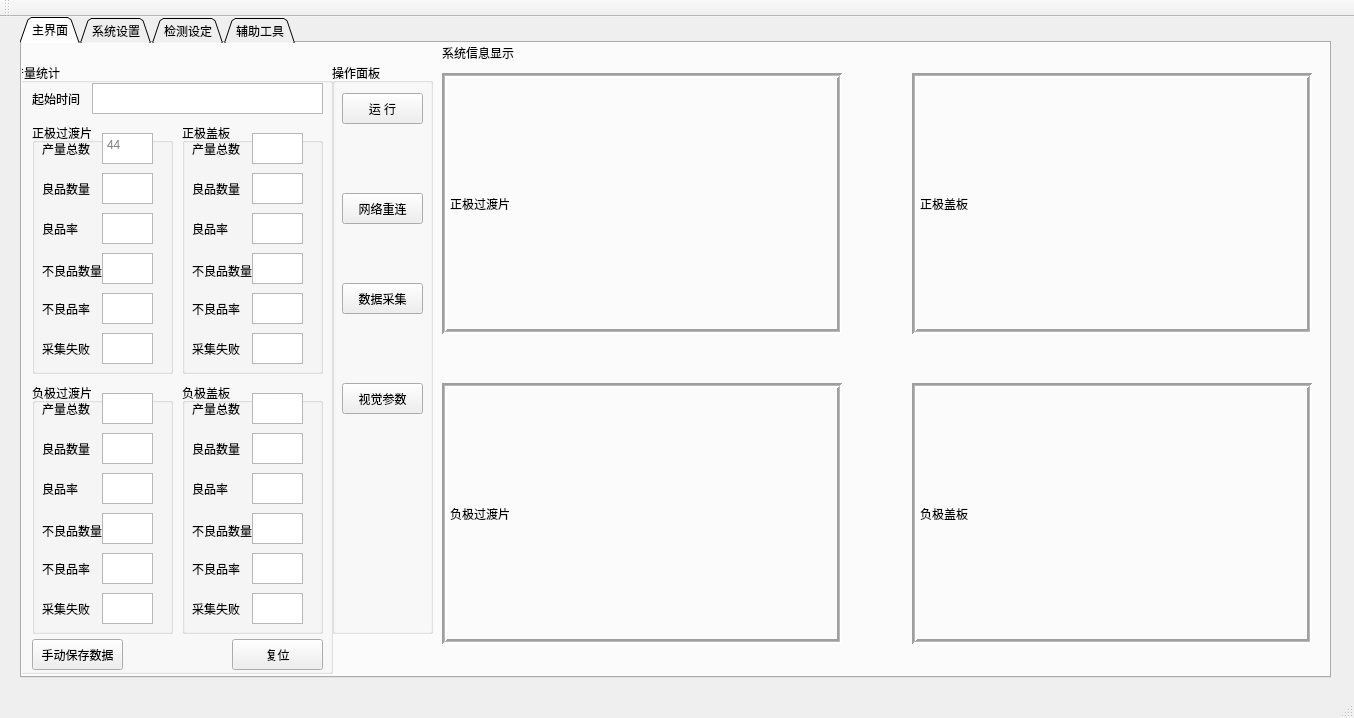
First picture: the form in qt/window.ui, repository Martin1025432/pythonAll, before the edit.
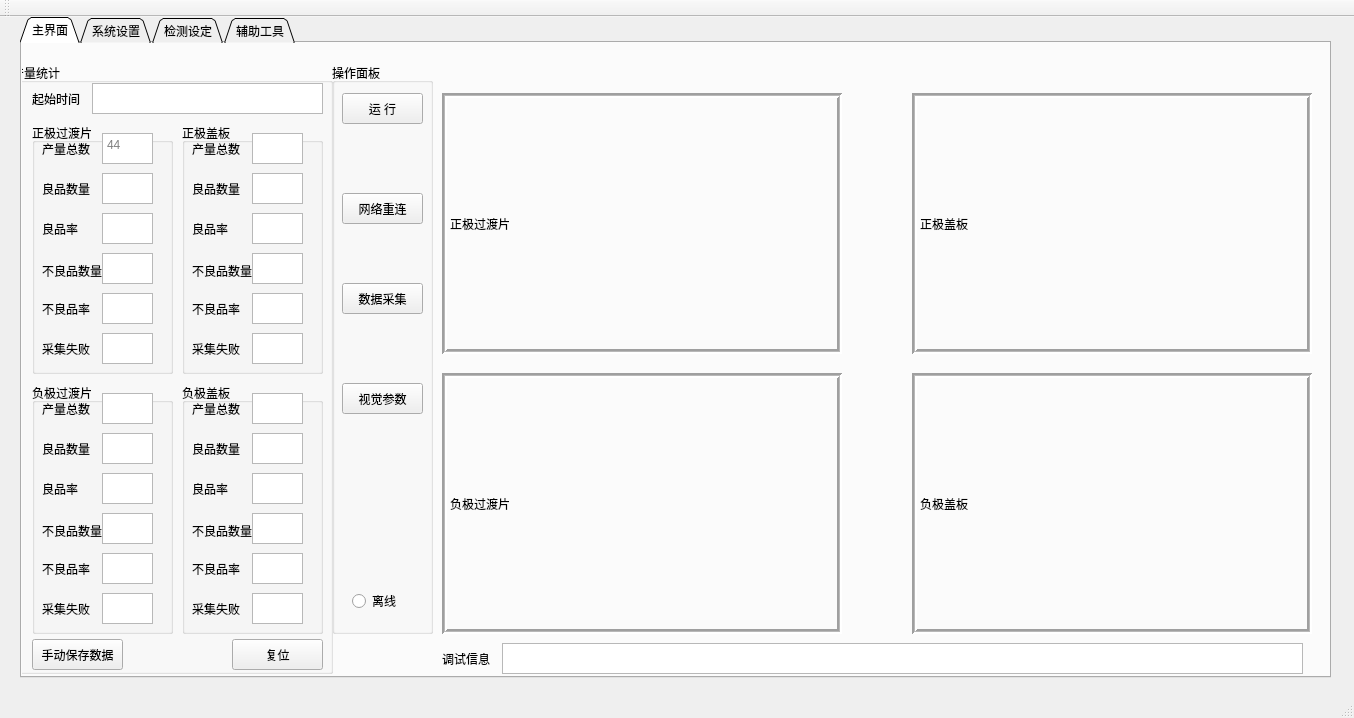
Second picture: the form after the edit.

The edit to the form file:
```diff
--- a/qt/window.ui
+++ b/qt/window.ui
@@ -43,7 +43,7 @@
       <property name="geometry">
        <rect>
         <x>890</x>
-        <y>30</y>
+        <y>50</y>
         <width>400</width>
         <height>261</height>
        </rect>
@@ -71,7 +71,7 @@
       <property name="geometry">
        <rect>
         <x>890</x>
-        <y>340</y>
+        <y>330</y>
         <width>400</width>
         <height>261</height>
        </rect>
@@ -99,7 +99,7 @@
       <property name="geometry">
        <rect>
         <x>420</x>
-        <y>340</y>
+        <y>330</y>
         <width>400</width>
         <height>261</height>
        </rect>
@@ -127,7 +127,7 @@
       <property name="geometry">
        <rect>
         <x>420</x>
-        <y>30</y>
+        <y>50</y>
         <width>400</width>
         <height>261</height>
        </rect>
@@ -974,18 +974,44 @@
         <string>视觉参数</string>
        </property>
       </widget>
+      <widget class="QRadioButton" name="rInline">
+       <property name="geometry">
+        <rect>
+         <x>20</x>
+         <y>530</y>
+         <width>61</width>
+         <height>16</height>
+        </rect>
+       </property>
+       <property name="text">
+        <string>离线</string>
+       </property>
+      </widget>
      </widget>
-     <widget class="QLabel" name="info">
+     <widget class="QTextEdit" name="tDebug">
+      <property name="geometry">
+       <rect>
+        <x>480</x>
+        <y>600</y>
+        <width>801</width>
+        <height>31</height>
+       </rect>
+      </property>
+      <property name="readOnly">
+       <bool>true</bool>
+      </property>
+     </widget>
+     <widget class="QLabel" name="label_3">
       <property name="geometry">
        <rect>
         <x>420</x>
-        <y>0</y>
-        <width>861</width>
-        <height>20</height>
+        <y>610</y>
+        <width>54</width>
+        <height>12</height>
        </rect>
       </property>
       <property name="text">
-       <string>系统信息显示</string>
+       <string>调试信息</string>
       </property>
      </widget>
     </widget>
```
Left out of the diff: 74 changed lines with no effect on the pictures.
